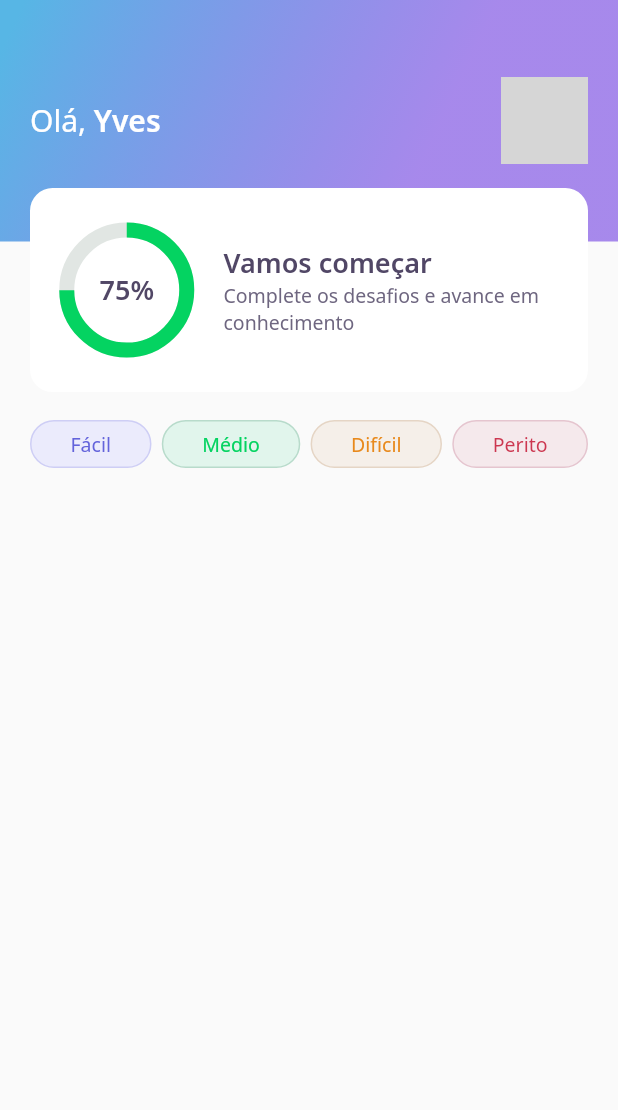
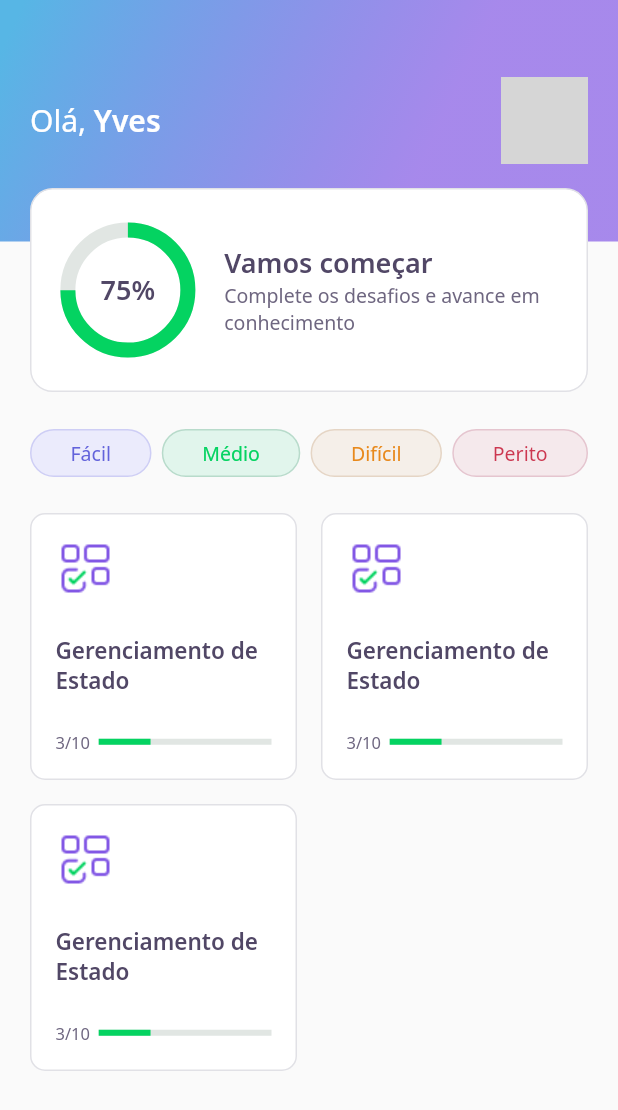
Before and after one commit to YvesDeSa/dev-quiz, a Flutter app: the screen it shows after launch, on a phone screen of 412 x 824 dp. Shown: the top 1110 px of the screen. Run offline on Flutter 3.47's test engine with Material 2 defaults, Android fonts, the phone set to English and light mode, and no system bars; our stand-ins replace google_fonts; network calls fail; grey boxes are pictures that could not be loaded.

Commit message:
feat: created ListView with the QuizCards

```diff
--- a/lib/home/home_page.dart
+++ b/lib/home/home_page.dart
@@ -1,5 +1,6 @@
 import 'package:dev_quiz/home/widgets/appbar/app_bar_widget.dart';
 import 'package:dev_quiz/home/widgets/level_button/level_button_widget.dart';
+import 'package:dev_quiz/home/widgets/quiz_card/quiz_card_widget.dart';
 import 'package:flutter/material.dart';
 import 'package:flutter/src/foundation/key.dart';
 import 'package:flutter/src/widgets/framework.dart';
@@ -17,8 +18,13 @@ class _HomePageState extends State<HomePage> {
     return Scaffold(
         appBar: AppBarWidget(),
         body: Padding(
-          padding: const EdgeInsets.symmetric(horizontal: 20, vertical: 30),
-          child: Row(
+          padding: const EdgeInsets.symmetric(horizontal: 20, vertical: 12),
+          child: Column(
+            children: [
+              SizedBox(
+                height: 24,
+              ),
+              Row(
                 mainAxisAlignment: MainAxisAlignment.spaceBetween,
                 children: [
                   LevelButtonWidget(
@@ -35,6 +41,23 @@ class _HomePageState extends State<HomePage> {
                   ),
                 ],
               ),
+              SizedBox(
+                height: 24,
+              ),
+              Expanded(
+                child: GridView.count(
+                  crossAxisCount: 2,
+                  mainAxisSpacing: 16,
+                  crossAxisSpacing: 16,
+                  children: [
+                    QuizCardWidget(),
+                    QuizCardWidget(),
+                    QuizCardWidget()
+                  ],
+                ),
+              )
+            ],
+          ),
         ));
   }
 }
--- /dev/null
+++ b/lib/home/widgets/quiz_card/quiz_card_widget.dart
@@ -0,0 +1,56 @@
+import 'package:dev_quiz/core/app_colors.dart';
+import 'package:dev_quiz/core/app_images.dart';
+import 'package:dev_quiz/core/app_text_styles.dart';
+import 'package:flutter/material.dart';
+
+class QuizCardWidget extends StatelessWidget {
+  const QuizCardWidget({Key? key}) : super(key: key);
+
+  @override
+  Widget build(BuildContext context) {
+    return Container(
+      padding: EdgeInsets.all(16),
+      decoration: BoxDecoration(
+          border: Border.fromBorderSide(BorderSide(color: AppColors.border)),
+          color: AppColors.white,
+          borderRadius: BorderRadius.circular(10)),
+      child: Column(
+        crossAxisAlignment: CrossAxisAlignment.start,
+        children: [
+          Container(
+            child: Image.asset(AppImages.blocks),
+            height: 40,
+            width: 40,
+          ),
+          SizedBox(
+            height: 24,
+          ),
+          Text("Gerenciamento de Estado", style: AppTextStyles.heading15),
+          SizedBox(
+            height: 24,
+          ),
+          Row(
+            children: [
+              Expanded(
+                flex: 1,
+                child: Text(
+                  "3/10",
+                  style: AppTextStyles.body11,
+                ),
+              ),
+              Expanded(
+                flex: 4,
+                child: LinearProgressIndicator(
+                  value: .3,
+                  backgroundColor: AppColors.chartSecondary,
+                  valueColor:
+                      AlwaysStoppedAnimation<Color>(AppColors.chartPrimary),
+                ),
+              )
+            ],
+          )
+        ],
+      ),
+    );
+  }
+}
--- a/lib/home/widgets/score_card/score_card_widget.dart
+++ b/lib/home/widgets/score_card/score_card_widget.dart
@@ -13,7 +13,9 @@ class ScoreCardWidget extends StatelessWidget {
       child: Container(
         height: 136,
         decoration: BoxDecoration(
-            color: AppColors.white, borderRadius: BorderRadius.circular(15)),
+            border: Border.fromBorderSide(BorderSide(color: AppColors.border)),
+            color: AppColors.white,
+            borderRadius: BorderRadius.circular(15)),
         child: Padding(
           padding: const EdgeInsets.symmetric(horizontal: 24),
           child: Row(
```
Lines whose indentation alone changed are shown as unchanged.
